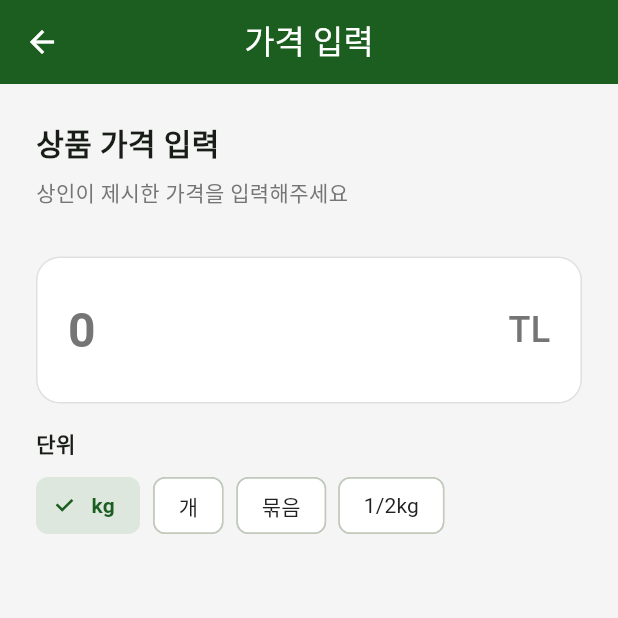
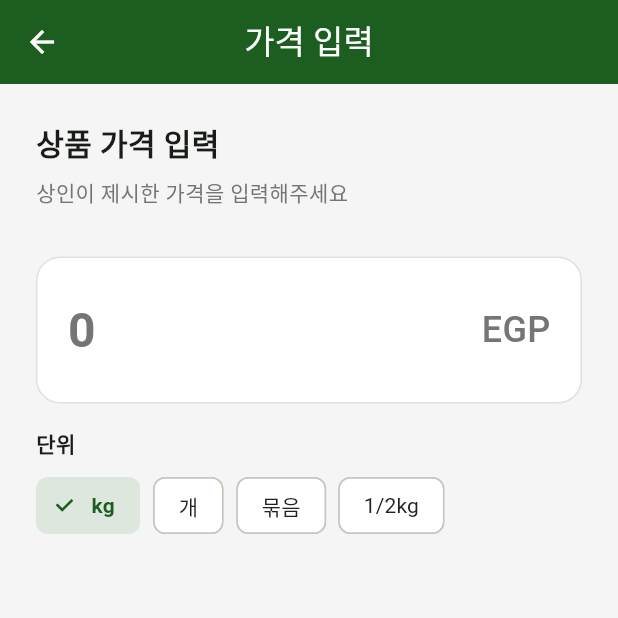
Before and after one commit to KKIMYENN/hci222-app, a Flutter app: the PriceInputScreen screen opened by its route, on a phone screen of 412 x 824 dp, the top half of it. Run offline on Flutter 3.47's test engine with Material 3 defaults, Android fonts, the phone set to English and light mode, and no system bars; our stand-ins replace dio, equatable, fl_chart, flutter_bloc, flutter_map, flutter_tts and 5 more; accounts and stored records are empty.

Commit message:
fix: 배경 국가 이집트(EGP/카이로)로 수정 및 기만적 fallback 개선
- location_service: fallback 이스탄불 → 카이로 (30.0444, 31.2357), isFallback 플래그 추가
- mock 데이터: 사과/TL → 포도/EGP 이집트 가격대로 전면 교체
- market_map: 이스탄불 시장 → 카이로 souq 3곳 (칸 엘-칼릴리, 알아타바, 임바바)
- scan_repository: YOLO 백엔드 연동 가이드 주석 상세화 (ar_flutter_plugin 포함)
- scan_screen: '[데모] 샘플 가격 데이터' 안내 배너, 데모 모드 표시
- price_stats_screen: '이 지역 수집 데이터' → '샘플 데이터 (데모)' 명시
- price_input_screen: 슬라이더 입력 방식 추가 (키보드 ↔ 슬라이더 토글)
- permission_screen: '나중에 설정' 탭 시 위치 기능 제한 경고 다이얼로그

Co-Authored-By: Claude Sonnet 4.6 <noreply@anthropic.com>

```diff
--- a/lib/features/market_map/presentation/screens/market_map_screen.dart
+++ b/lib/features/market_map/presentation/screens/market_map_screen.dart
@@ -11,11 +11,12 @@ class MarketMapScreen extends StatefulWidget {
 }
 
 class _MarketMapScreenState extends State<MarketMapScreen> {
-  // Mock 시장 데이터
+  // Mock 시장 데이터 (카이로, 이집트)
+  // TODO: 백엔드 연동 시 GET /markets/nearby?lat=&lon= 로 교체
   final _mockMarkets = [
-    _MockMarket('그랜드 바자르', 41.0108, 28.9683, '이스탄불 최대 전통시장'),
-    _MockMarket('이집션 바자르', 41.0166, 28.9707, '향신료, 건과류 전문'),
-    _MockMarket('아르나부트쾨이 시장', 41.0530, 29.0360, '신선 과일·채소 특화'),
+    _MockMarket('칸 엘-칼릴리 (Khan el-Khalili)', 30.0478, 31.2625, '카이로 최대 전통시장·souq'),
+    _MockMarket('알아타바 시장 (Ataba Market)', 30.0565, 31.2457, '과일·채소·향신료 전문'),
+    _MockMarket('임바바 시장 (Imbaba Market)', 30.0720, 31.2130, '신선 과일·채소 특화'),
   ];
 
   @override
@@ -34,7 +35,7 @@ class _MarketMapScreenState extends State<MarketMapScreen> {
         children: [
           FlutterMap(
             options: MapOptions(
-              initialCenter: const LatLng(41.0108, 28.9683),
+              initialCenter: const LatLng(30.0478, 31.2625), // 카이로 칸 엘-칼릴리
               initialZoom: 13,
             ),
             children: [
--- a/lib/features/scan/presentation/screens/final_price_screen.dart
+++ b/lib/features/scan/presentation/screens/final_price_screen.dart
@@ -143,7 +143,7 @@ class _FinalPriceViewState extends State<_FinalPriceView>
               ),
               const SizedBox(height: 8),
               Text(
-                '${widget.finalPrice.toStringAsFixed(0)} TL',
+                '${widget.finalPrice.toStringAsFixed(0)} EGP',
                 style: const TextStyle(
                     fontSize: 42, fontWeight: FontWeight.bold),
               ),
--- a/lib/features/scan/presentation/screens/price_analysis_screen.dart
+++ b/lib/features/scan/presentation/screens/price_analysis_screen.dart
@@ -114,7 +114,7 @@ class _PriceAnalysisView extends StatelessWidget {
                 PriceBadge(status: status, label: message, large: true),
                 const SizedBox(height: 24),
                 Text(
-                  '${inputPrice.toStringAsFixed(0)} TL',
+                  '${inputPrice.toStringAsFixed(0)} EGP',
                   style: const TextStyle(
                       fontSize: 48, fontWeight: FontWeight.bold),
                 ),
@@ -215,7 +215,7 @@ class _CompareContent extends StatelessWidget {
                   size: 28,
                 ),
                 Text(
-                  '${diff.abs().toStringAsFixed(0)} TL',
+                  '${diff.abs().toStringAsFixed(0)} EGP',
                   style: TextStyle(
                     color: isHigher ? AppColors.warning : AppColors.safe,
                     fontWeight: FontWeight.bold,
@@ -247,7 +247,7 @@ class _StatItem extends StatelessWidget {
                 const TextStyle(fontSize: 12, color: AppColors.onSurfaceLight)),
         const SizedBox(height: 4),
         Text(
-          '${value.toStringAsFixed(0)} TL',
+          '${value.toStringAsFixed(0)} EGP',
           style: TextStyle(
             fontSize: bold ? 20 : 18,
             fontWeight: bold ? FontWeight.bold : FontWeight.w600,
@@ -281,7 +281,7 @@ class _NegotiationContent extends StatelessWidget {
           ],
         ),
         const SizedBox(height: 12),
-        Text('목표 가격: $targetPrice TL 이하로 흥정해보세요',
+        Text('목표 가격: $targetPrice EGP 이하로 흥정해보세요',
             style: const TextStyle(fontSize: 14)),
         const SizedBox(height: 12),
         const Text('협상 문구',
--- a/lib/features/scan/presentation/screens/price_input_screen.dart
+++ b/lib/features/scan/presentation/screens/price_input_screen.dart
@@ -20,7 +20,13 @@ class PriceInputScreen extends StatefulWidget {
 class _PriceInputScreenState extends State<PriceInputScreen> {
   final _controller = TextEditingController();
   String _selectedUnit = 'kg';
-  bool get _hasInput => _controller.text.isNotEmpty;
+  bool _useSlider = false;
+  // 슬라이더 범위: EGP 기준 (이집트 카이로 전통시장)
+  static const double _sliderMin = 0;
+  static const double _sliderMax = 200;
+  double _sliderValue = 50;
+
+  bool get _hasInput => _useSlider ? true : _controller.text.isNotEmpty;
 
   static const _units = ['kg', '개', '묶음', '1/2kg'];
 
@@ -31,7 +37,9 @@ class _PriceInputScreenState extends State<PriceInputScreen> {
   }
 
   void _analyze() {
-    final price = double.tryParse(_controller.text);
+    final price = _useSlider
+        ? _sliderValue
+        : double.tryParse(_controller.text);
     if (price == null) return;
     context.go('/scan/analysis', extra: {
       'productName': widget.productName.isNotEmpty ? widget.productName : '상품',
@@ -42,6 +50,10 @@ class _PriceInputScreenState extends State<PriceInputScreen> {
 
   @override
   Widget build(BuildContext context) {
+    final displayPrice = _useSlider
+        ? _sliderValue.toStringAsFixed(0)
+        : (_controller.text.isNotEmpty ? _controller.text : '0');
+
     return Scaffold(
       appBar: AppBar(
         title: const Text('가격 입력'),
@@ -49,6 +61,24 @@ class _PriceInputScreenState extends State<PriceInputScreen> {
           icon: const Icon(Icons.arrow_back),
           onPressed: () => context.go('/scan'),
         ),
+        actions: [
+          // 입력 방식 토글 (키보드 ↔ 슬라이더)
+          Padding(
+            padding: const EdgeInsets.only(right: 8),
+            child: TextButton.icon(
+              onPressed: () => setState(() => _useSlider = !_useSlider),
+              icon: Icon(
+                _useSlider ? Icons.keyboard : Icons.tune,
+                size: 18,
+                color: AppColors.primary,
+              ),
+              label: Text(
+                _useSlider ? '직접 입력' : '슬라이더',
+                style: const TextStyle(color: AppColors.primary, fontSize: 13),
+              ),
+            ),
+          ),
+        ],
       ),
       body: Padding(
         padding: const EdgeInsets.all(24),
@@ -71,7 +101,7 @@ class _PriceInputScreenState extends State<PriceInputScreen> {
             ),
             const SizedBox(height: 32),
 
-            // 가격 입력
+            // 가격 표시 (두 모드 공통)
             Container(
               padding: const EdgeInsets.symmetric(horizontal: 20, vertical: 16),
               decoration: BoxDecoration(
@@ -85,11 +115,23 @@ class _PriceInputScreenState extends State<PriceInputScreen> {
               child: Row(
                 children: [
                   Expanded(
-                    child: TextField(
+                    child: _useSlider
+                        // 슬라이더 모드: 읽기 전용 텍스트
+                        ? Text(
+                            displayPrice,
+                            style: const TextStyle(
+                              fontSize: 32,
+                              fontWeight: FontWeight.bold,
+                            ),
+                          )
+                        // 키보드 모드: 텍스트 필드
+                        : TextField(
                             controller: _controller,
-                      keyboardType: const TextInputType.numberWithOptions(decimal: true),
+                            keyboardType: const TextInputType.numberWithOptions(
+                                decimal: true),
                             inputFormatters: [
-                        FilteringTextInputFormatter.allow(RegExp(r'[0-9.]')),
+                              FilteringTextInputFormatter.allow(
+                                  RegExp(r'[0-9.]')),
                             ],
                             style: const TextStyle(
                               fontSize: 32,
@@ -107,7 +149,7 @@ class _PriceInputScreenState extends State<PriceInputScreen> {
                           ),
                   ),
                   const Text(
-                    'TL',
+                    'EGP',
                     style: TextStyle(
                       fontSize: 24,
                       fontWeight: FontWeight.w500,
@@ -117,6 +159,36 @@ class _PriceInputScreenState extends State<PriceInputScreen> {
                 ],
               ),
             ),
+
+            // 슬라이더 (슬라이더 모드일 때만 표시)
+            if (_useSlider) ...[
+              const SizedBox(height: 8),
+              Row(
+                children: [
+                  Text(
+                    _sliderMin.toInt().toString(),
+                    style: const TextStyle(
+                        fontSize: 11, color: AppColors.onSurfaceLight),
+                  ),
+                  Expanded(
+                    child: Slider(
+                      value: _sliderValue,
+                      min: _sliderMin,
+                      max: _sliderMax,
+                      divisions: 200,
+                      activeColor: AppColors.primary,
+                      label: '${_sliderValue.toStringAsFixed(0)} EGP',
+                      onChanged: (v) => setState(() => _sliderValue = v),
+                    ),
+                  ),
+                  Text(
+                    _sliderMax.toInt().toString(),
+                    style: const TextStyle(
+                        fontSize: 11, color: AppColors.onSurfaceLight),
+                  ),
+                ],
+              ),
+            ],
 
             const SizedBox(height: 16),
 
--- a/lib/features/scan/presentation/screens/price_stats_screen.dart
+++ b/lib/features/scan/presentation/screens/price_stats_screen.dart
@@ -112,7 +112,7 @@ class _PriceStatsView extends StatelessWidget {
           const Text('가격 분포',
               style: TextStyle(fontSize: 16, fontWeight: FontWeight.bold)),
           const SizedBox(height: 4),
-          Text('이 지역에서 수집된 $totalCount개 데이터',
+          Text('샘플 데이터 $totalCount건 (데모 — 실제 지역 수집 데이터 아님)',
               style:
                   const TextStyle(fontSize: 12, color: AppColors.onSurfaceLight)),
           const SizedBox(height: 8),
@@ -159,7 +159,7 @@ class _StatsRow extends StatelessWidget {
                 const TextStyle(fontSize: 12, color: AppColors.onSurfaceLight)),
         const SizedBox(height: 4),
         Text(
-          '${value.toStringAsFixed(0)} TL',
+          '${value.toStringAsFixed(0)} EGP',
           style: TextStyle(
             fontSize: isPrimary ? 24 : 16,
             fontWeight: isPrimary ? FontWeight.bold : FontWeight.w600,
@@ -282,7 +282,7 @@ class PriceHistogramWidget extends StatelessWidget {
                           fontWeight: FontWeight.bold,
                         ),
                         labelResolver: (_) =>
-                            '${userPrice!.toStringAsFixed(0)} TL',
+                            '${userPrice!.toStringAsFixed(0)} EGP',
                       ),
                     ),
                   ],
```
Also changed, not shown: lib/core/services/location_service.dart (+19 -15 lines), lib/features/community/presentation/screens/community_screen.dart (+9 -7 lines), lib/features/onboarding/presentation/screens/permission_screen.dart (+33 -1 lines), lib/features/scan/data/models/detection_result.dart (+5 -4 lines), lib/features/scan/data/models/region_stats.dart (+15 -13 lines), lib/features/scan/data/repositories/scan_repository.dart (+38 -9 lines), lib/features/scan/presentation/screens/scan_screen.dart (+17 -2 lines). Lines whose indentation alone changed are shown as unchanged.
